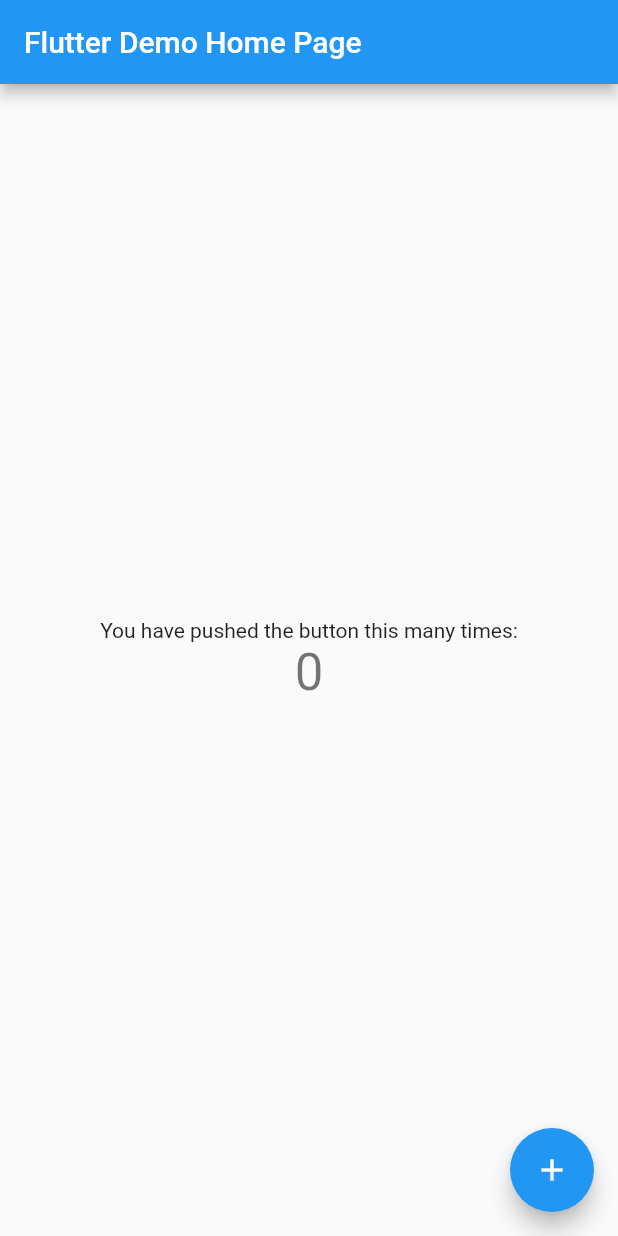
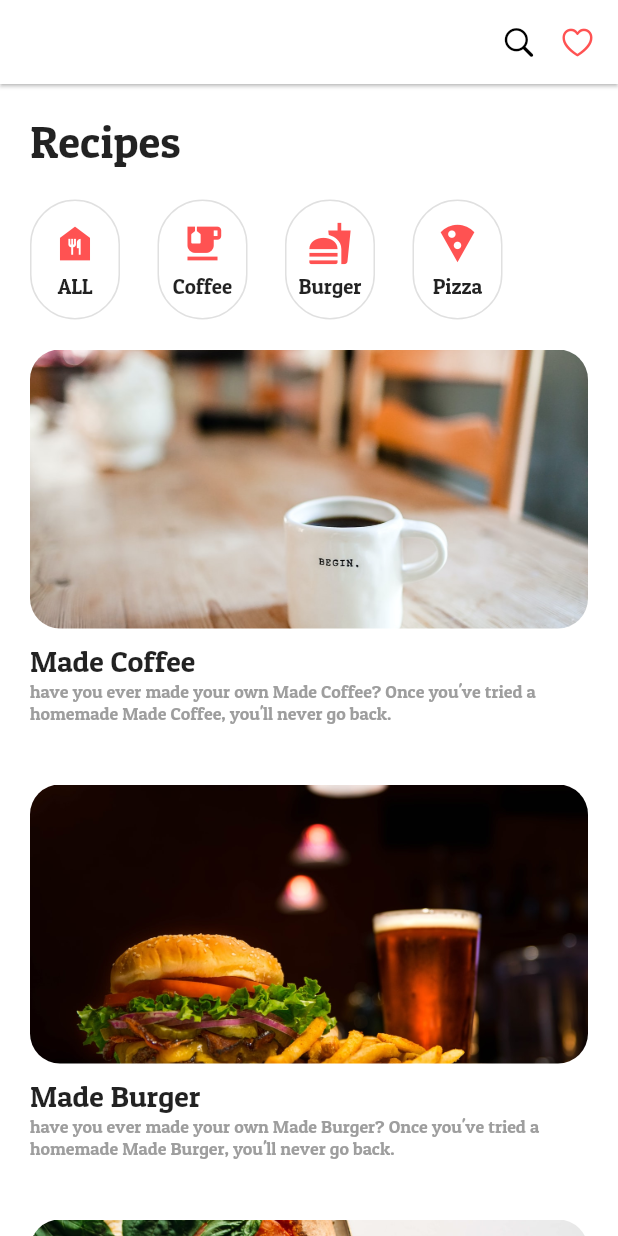
Before and after one commit to thekim123/flutter-recipe-app, a Flutter app: the screen it shows after launch, on a phone screen of 412 x 824 dp. Run offline on Flutter 3.47's test engine with Material 2 defaults, Android fonts, the phone set to English and light mode, and no system bars.

Commit message:
complete making recipe app

```diff
--- a/lib/components/recipe_menu.dart
+++ b/lib/components/recipe_menu.dart
@@ -0,0 +1,50 @@
+import 'package:flutter/material.dart';
+
+class RecipeMenu extends StatelessWidget {
+  @override
+  Widget build(BuildContext context) {
+    return Padding(
+      padding: const EdgeInsets.only(top: 20),
+      child: SingleChildScrollView(
+        scrollDirection: Axis.horizontal,
+        child: Row(
+          children: [
+            _buildMenuItem(Icons.food_bank, "ALL"),
+            SizedBox(width: 25),
+            _buildMenuItem(Icons.emoji_food_beverage, "Coffee"),
+            SizedBox(width: 25),
+            _buildMenuItem(Icons.fastfood, "Burger"),
+            SizedBox(width: 25),
+            _buildMenuItem(Icons.local_pizza, "Pizza"),
+          ],
+        ),
+      ),
+    );
+  }
+
+  Container _buildMenuItem(IconData mIcon, String text) {
+    return Container(
+      width: 60,
+      height: 80,
+      decoration: BoxDecoration(
+          border: Border.all(
+            color: Colors.black12,
+          ),
+          borderRadius: BorderRadius.circular(30)),
+      child: Column(
+        mainAxisAlignment: MainAxisAlignment.center,
+        children: [
+          Icon(
+            mIcon,
+            color: Colors.redAccent,
+            size: 30,
+          ),
+          SizedBox(
+            height: 5,
+          ),
+          Text(text)
+        ],
+      ),
+    );
+  }
+}
--- a/lib/components/recipes_title.dart
+++ b/lib/components/recipes_title.dart
@@ -0,0 +1,14 @@
+import 'package:flutter/material.dart';
+
+class RecipeTitle extends StatelessWidget {
+  @override
+  Widget build(BuildContext context) {
+    return Padding(
+      padding: const EdgeInsets.only(top: 20),
+      child: Text(
+        "Recipes",
+        style: TextStyle(fontSize: 30),
+      ),
+    );
+  }
+}
--- a/lib/components/reecipe_list_item.dart
+++ b/lib/components/reecipe_list_item.dart
@@ -0,0 +1,41 @@
+import 'package:flutter/material.dart';
+
+class RecipeListItem extends StatelessWidget {
+  final String imageName;
+  final String title;
+
+  const RecipeListItem(this.imageName, this.title);
+
+  @override
+  Widget build(BuildContext context) {
+    return Padding(
+      padding: const EdgeInsets.symmetric(vertical: 20),
+      child: Column(
+        crossAxisAlignment: CrossAxisAlignment.start,
+        children: [
+          AspectRatio(
+              aspectRatio: 2 / 1,
+              child: ClipRRect(
+                borderRadius: BorderRadius.circular(20),
+                child: Image.asset(
+                  "assets/images/$imageName.jpeg",
+                  fit: BoxFit.cover,
+                ),
+              )),
+          SizedBox(height: 10),
+          Text(
+            title,
+            style: TextStyle(fontSize: 20),
+          ),
+          Text(
+            "have you ever made your own $title? Once you've tried a homemade $title, you'll never go back.",
+            style: TextStyle(
+              color: Colors.grey,
+              fontSize: 12,
+            ),
+          ),
+        ],
+      ),
+    );
+  }
+}
--- a/lib/main.dart
+++ b/lib/main.dart
@@ -1,113 +1,17 @@
 import 'package:flutter/material.dart';
+import 'package:flutter_recipe/pages/recipe_page.dart';
 
 void main() {
   runApp(MyApp());
 }
 
 class MyApp extends StatelessWidget {
-  // This widget is the root of your application.
   @override
   Widget build(BuildContext context) {
     return MaterialApp(
-      title: 'Flutter Demo',
-      theme: ThemeData(
-        // This is the theme of your application.
-        //
-        // Try running your application with "flutter run". You'll see the
-        // application has a blue toolbar. Then, without quitting the app, try
-        // changing the primarySwatch below to Colors.green and then invoke
-        // "hot reload" (press "r" in the console where you ran "flutter run",
-        // or simply save your changes to "hot reload" in a Flutter IDE).
-        // Notice that the counter didn't reset back to zero; the application
-        // is not restarted.
-        primarySwatch: Colors.blue,
-      ),
-      home: MyHomePage(title: 'Flutter Demo Home Page'),
+      debugShowCheckedModeBanner: false,
+      theme: ThemeData(fontFamily: "PatuaOne"),
+      home: RecipePage(),
     );
   }
 }
-
-class MyHomePage extends StatefulWidget {
-  MyHomePage({Key? key, required this.title}) : super(key: key);
-
-  // This widget is the home page of your application. It is stateful, meaning
-  // that it has a State object (defined below) that contains fields that affect
-  // how it looks.
-
-  // This class is the configuration for the state. It holds the values (in this
-  // case the title) provided by the parent (in this case the App widget) and
-  // used by the build method of the State. Fields in a Widget subclass are
-  // always marked "final".
-
-  final String title;
-
-  @override
-  _MyHomePageState createState() => _MyHomePageState();
-}
-
-class _MyHomePageState extends State<MyHomePage> {
-  int _counter = 0;
-
-  void _incrementCounter() {
-    setState(() {
-      // This call to setState tells the Flutter framework that something has
-      // changed in this State, which causes it to rerun the build method below
-      // so that the display can reflect the updated values. If we changed
-      // _counter without calling setState(), then the build method would not be
-      // called again, and so nothing would appear to happen.
-      _counter++;
-    });
-  }
-
-  @override
-  Widget build(BuildContext context) {
-    // This method is rerun every time setState is called, for instance as done
-    // by the _incrementCounter method above.
-    //
-    // The Flutter framework has been optimized to make rerunning build methods
-    // fast, so that you can just rebuild anything that needs updating rather
-    // than having to individually change instances of widgets.
-    return Scaffold(
-      appBar: AppBar(
-        // Here we take the value from the MyHomePage object that was created by
-        // the App.build method, and use it to set our appbar title.
-        title: Text(widget.title),
-      ),
-      body: Center(
-        // Center is a layout widget. It takes a single child and positions it
-        // in the middle of the parent.
-        child: Column(
-          // Column is also a layout widget. It takes a list of children and
-          // arranges them vertically. By default, it sizes itself to fit its
-          // children horizontally, and tries to be as tall as its parent.
-          //
-          // Invoke "debug painting" (press "p" in the console, choose the
-          // "Toggle Debug Paint" action from the Flutter Inspector in Android
-          // Studio, or the "Toggle Debug Paint" command in Visual Studio Code)
-          // to see the wireframe for each widget.
-          //
-          // Column has various properties to control how it sizes itself and
-          // how it positions its children. Here we use mainAxisAlignment to
-          // center the children vertically; the main axis here is the vertical
-          // axis because Columns are vertical (the cross axis would be
-          // horizontal).
-          mainAxisAlignment: MainAxisAlignment.center,
-          children: <Widget>[
-            Text(
-              'You have pushed the button this many times:',
-            ),
-            Text(
-              '$_counter',
-              style: Theme.of(context).textTheme.headline4,
-            ),
-          ],
-        ),
-      ),
-      floatingActionButton: FloatingActionButton(
-        onPressed: _incrementCounter,
-        tooltip: 'Increment',
-        child: Icon(Icons.add),
-      ), // This trailing comma makes auto-formatting nicer for build methods.
-    );
-  }
-}
--- a/lib/pages/recipe_page.dart
+++ b/lib/pages/recipe_page.dart
@@ -0,0 +1,46 @@
+import 'package:flutter/cupertino.dart';
+import 'package:flutter/material.dart';
+import 'package:flutter_recipe/components/recipe_menu.dart';
+import 'package:flutter_recipe/components/recipes_title.dart';
+import 'package:flutter_recipe/components/reecipe_list_item.dart';
+
+class RecipePage extends StatelessWidget {
+  const RecipePage({Key? key}) : super(key: key);
+
+  @override
+  Widget build(BuildContext context) {
+    return Scaffold(
+      backgroundColor: Colors.white,
+      appBar: _buildRecipeAppBar(),
+      body: Padding(
+        padding: const EdgeInsets.symmetric(horizontal: 20),
+        child: ListView(
+          children: [
+            RecipeTitle(),
+            RecipeMenu(),
+            RecipeListItem("coffee", "Made Coffee"),
+            RecipeListItem("burger", "Made Burger"),
+            RecipeListItem("pizza", "Made Pizza"),
+          ],
+        ),
+      ),
+    );
+  }
+
+  AppBar _buildRecipeAppBar() => AppBar(
+        backgroundColor: Colors.white,
+        elevation: 1.0,
+        actions: [
+          Icon(
+            CupertinoIcons.search,
+            color: Colors.black,
+          ),
+          SizedBox(width: 15),
+          Icon(
+            CupertinoIcons.heart,
+            color: Colors.redAccent,
+          ),
+          SizedBox(width: 15),
+        ],
+      );
+}
--- a/pubspec.yaml
+++ b/pubspec.yaml
@@ -62,7 +62,7 @@ flutter:
   fonts:
     - family: PatuaOne
       fonts:
-        - asset: assets/fonts/PartuaOne-Regular.ttf
+        - asset: assets/fonts/PatuaOne-Regular.ttf
   #       - asset: fonts/Schyler-Italic.ttf
   #         style: italic
   #   - family: Trajan Pro
```
